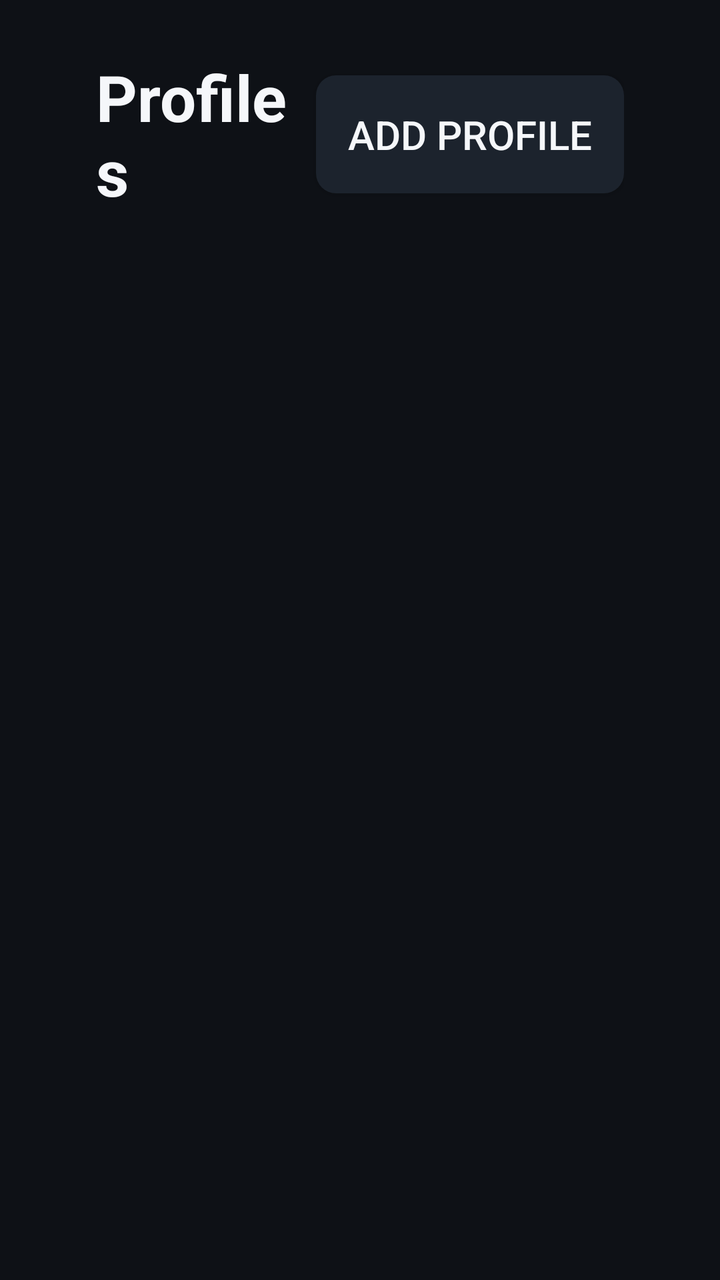
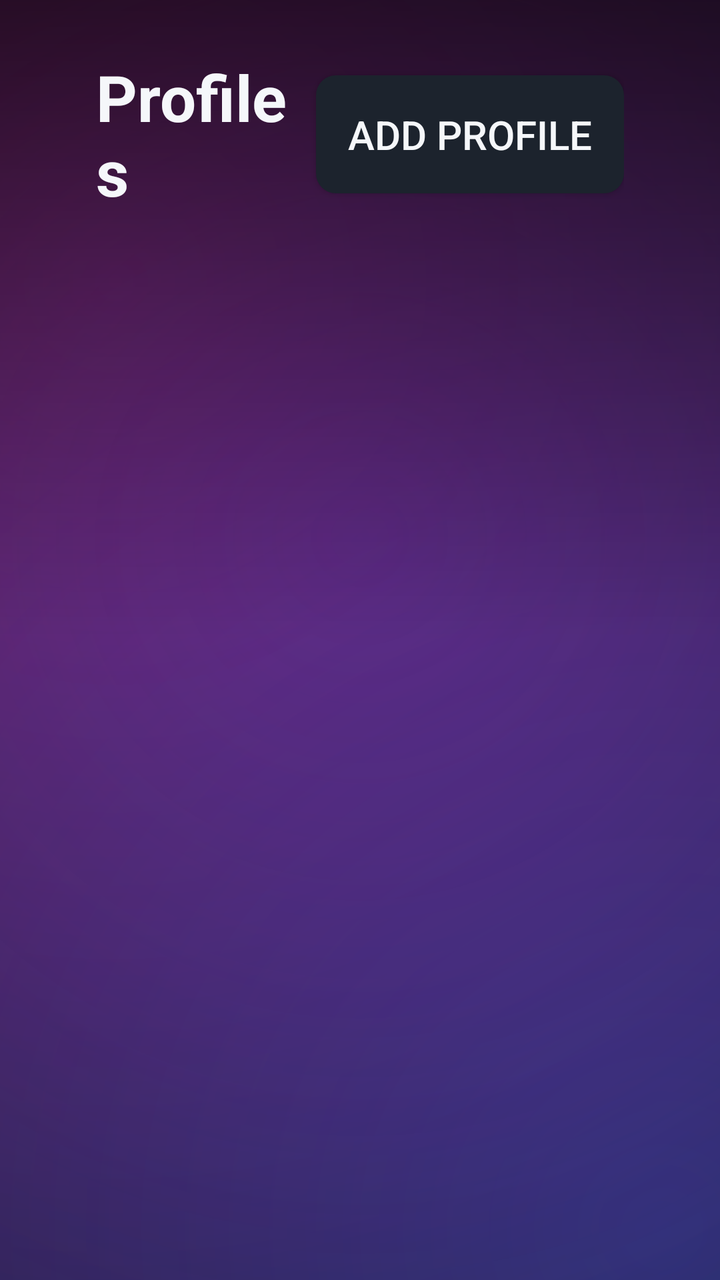

Compare the two renders of this Android layout. The source of the first and the diff that turns it into the second are given below.
<!-- AndroidManifest.xml: application theme Theme.IptvPlayer -->
<!-- res/layout/activity_profiles.xml -->
<?xml version="1.0" encoding="utf-8"?>
<LinearLayout xmlns:android="http://schemas.android.com/apk/res/android"
    android:layout_width="match_parent"
    android:layout_height="match_parent"
    android:orientation="vertical"
    android:background="@color/bg_root"
    android:paddingHorizontal="@dimen/safe_area_h"
    android:paddingVertical="@dimen/safe_area_v">

    <LinearLayout
        android:layout_width="match_parent"
        android:layout_height="wrap_content"
        android:orientation="horizontal"
        android:gravity="center_vertical"
        android:layout_marginBottom="@dimen/space_m">

        <TextView
            android:layout_width="0dp"
            android:layout_height="wrap_content"
            android:layout_weight="1"
            android:text="@string/settings_profiles"
            android:textColor="@color/text_primary"
            android:textSize="@dimen/text_big_title"
            android:textStyle="bold" />

        <Button
            android:id="@+id/btnAddProfile"
            style="@style/Widget.Iptv.Button"
            android:layout_width="wrap_content"
            android:layout_height="wrap_content"
            android:text="@string/settings_add_profile" />
    </LinearLayout>

    <TextView
        android:id="@+id/profilesEmpty"
        android:layout_width="match_parent"
        android:layout_height="wrap_content"
        android:text="@string/profiles_empty"
        android:textColor="@color/text_secondary"
        android:textSize="@dimen/text_body"
        android:layout_marginTop="@dimen/space_l"
        android:visibility="gone" />

    <androidx.recyclerview.widget.RecyclerView
        android:id="@+id/profileList"
        android:layout_width="match_parent"
        android:layout_height="0dp"
        android:layout_weight="1"
        android:clipToPadding="false" />
</LinearLayout>
<!-- resources referenced by this layout -->
<resources>
  <color name="bg_root">#0E1116</color>
  <color name="text_primary">#F5F7FA</color>
  <color name="text_secondary">#9AA7B4</color>
  <dimen name="safe_area_h">48dp</dimen>
  <dimen name="safe_area_v">27dp</dimen>
  <dimen name="space_l">24dp</dimen>
  <dimen name="space_m">16dp</dimen>
  <dimen name="text_big_title">32sp</dimen>
  <dimen name="text_body">20sp</dimen>
  <string name="profiles_empty">No profiles yet.</string>
  <string name="settings_add_profile">Add profile</string>
  <string name="settings_profiles">Profiles</string>
  <style name="Widget.Iptv.Button" parent="Widget.AppCompat.Button">
          <item name="android:background">@drawable/bg_button</item>
          <item name="android:textColor">@color/text_primary</item>
          <item name="android:textSize">@dimen/text_body</item>
          <item name="android:padding">@dimen/space_m</item>
          <item name="android:focusable">true</item>
      </style>
  <style name="Theme.IptvPlayer" parent="Theme.AppCompat.NoActionBar">
          <item name="colorPrimary">@color/accent</item>
          <item name="colorPrimaryDark">@color/bg_root</item>
          <item name="colorAccent">@color/accent</item>
          <item name="android:windowBackground">@color/bg_root</item>
          <item name="android:statusBarColor" tools:targetApi="lollipop">@color/bg_root</item>
          <item name="android:windowFullscreen">true</item>
          <item name="android:textColorPrimary">@color/text_primary</item>
          <item name="android:textColorSecondary">@color/text_secondary</item>
      </style>
  <color name="accent">#3DA9FC</color>
  <dimen name="card_radius">10dp</dimen>
  <dimen name="focus_stroke">2dp</dimen>
  <color name="accent_dim">#1E5F8C</color>
  <color name="bg_card">#1C232D</color>
  <!-- unchanged entries left out for length: 1 -->
</resources>

<!-- the commit's change to res/layout/activity_profiles.xml (unified diff, before → after) -->
@@ -3,7 +3,7 @@
     android:layout_width="match_parent"
     android:layout_height="match_parent"
     android:orientation="vertical"
-    android:background="@color/bg_root"
+    android:background="@drawable/bg_login_aurora"
     android:paddingHorizontal="@dimen/safe_area_h"
     android:paddingVertical="@dimen/safe_area_v">
 
<!-- resource entries referenced after the edit -->
@@ -9,6 +9,57 @@
   <dimen name="space_m">16dp</dimen>
   <dimen name="text_big_title">32sp</dimen>
   <dimen name="text_body">20sp</dimen>
+  <!-- drawable bg_login_aurora (drawable) -->
+  <?xml version="1.0" encoding="utf-8"?>
+  <layer-list xmlns:android="http://schemas.android.com/apk/res/android">
+      <item>
+          <shape android:shape="rectangle">
+              <solid android:color="@color/brand_cinematic" />
+          </shape>
+      </item>
+      <item>
+          <shape android:shape="rectangle">
+              <gradient
+                  android:type="radial"
+                  android:centerX="0.16"
+                  android:centerY="0.22"
+                  android:gradientRadius="760dp"
+                  android:startColor="#73FF2E9A"
+                  android:endColor="#00FF2E9A" />
+          </shape>
+      </item>
+      <item>
+          <shape android:shape="rectangle">
+              <gradient
+                  android:type="radial"
+                  android:centerX="0.92"
+                  android:centerY="0.96"
+                  android:gradientRadius="860dp"
+                  android:startColor="#5E3A6BFF"
+                  android:endColor="#003A6BFF" />
+          </shape>
+      </item>
+      <item>
+          <shape android:shape="rectangle">
+              <gradient
+                  android:type="radial"
+                  android:centerX="0.5"
+                  android:centerY="0.42"
+                  android:gradientRadius="520dp"
+                  android:startColor="#357B2FF7"
+                  android:endColor="#007B2FF7" />
+          </shape>
+      </item>
+      <item>
+          <shape android:shape="rectangle">
+              <gradient
+                  android:angle="90"
+                  android:startColor="#00000000"
+                  android:centerColor="#00000000"
+                  android:endColor="#99000000" />
+          </shape>
+      </item>
+  </layer-list>
   <string name="profiles_empty">No profiles yet.</string>
   <string name="settings_add_profile">Add profile</string>
   <string name="settings_profiles">Profiles</string>
@@ -29,6 +80,7 @@
           <item name="android:textColorPrimary">@color/text_primary</item>
           <item name="android:textColorSecondary">@color/text_secondary</item>
       </style>
+  <color name="brand_cinematic">#07090F</color>
   <color name="accent">#3DA9FC</color>
   <dimen name="card_radius">10dp</dimen>
   <dimen name="focus_stroke">2dp</dimen>
